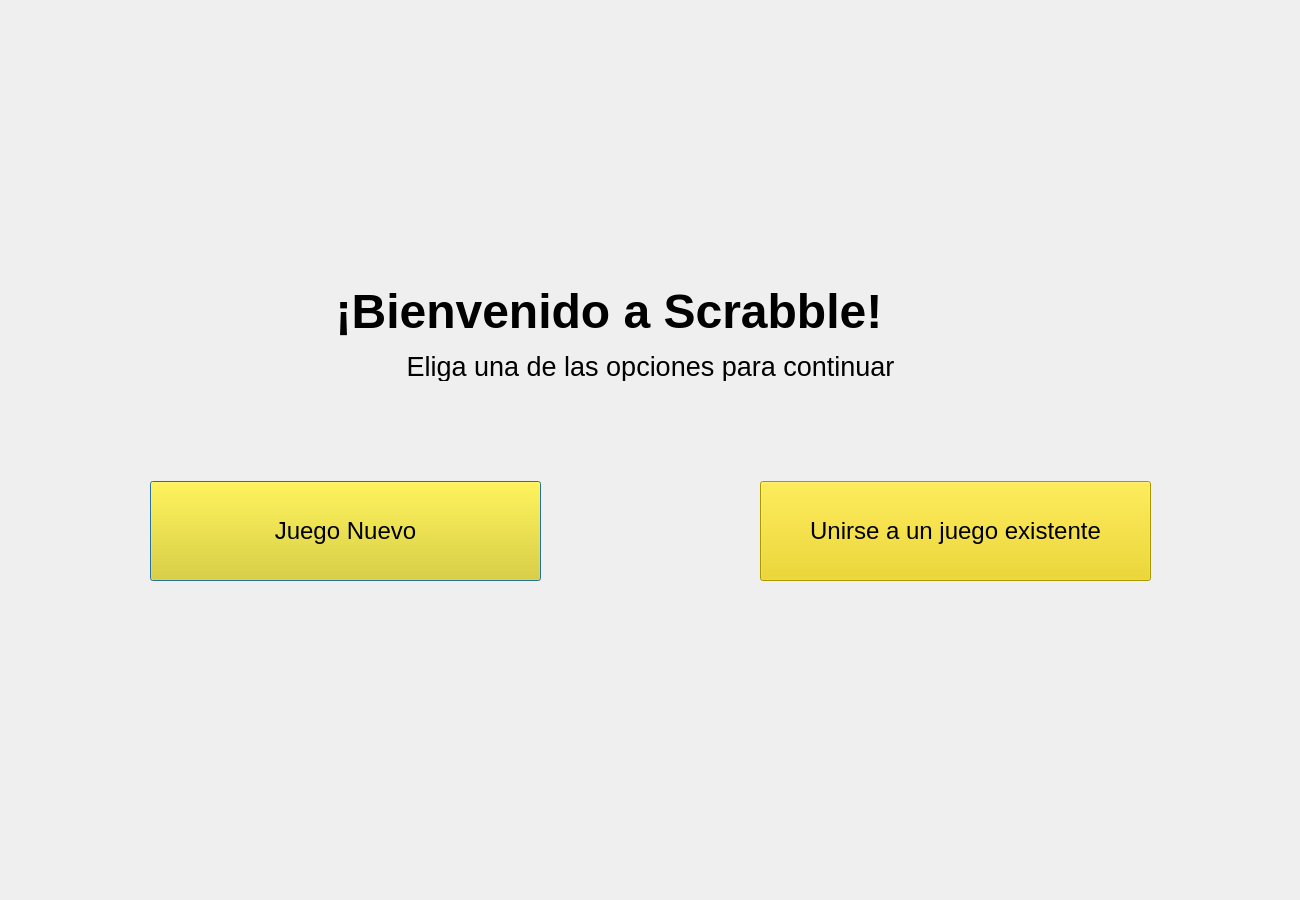
Above: principal/secdialog.ui from CE2103/Proyecto1_Scrabble before the change. Below: the same form after it.
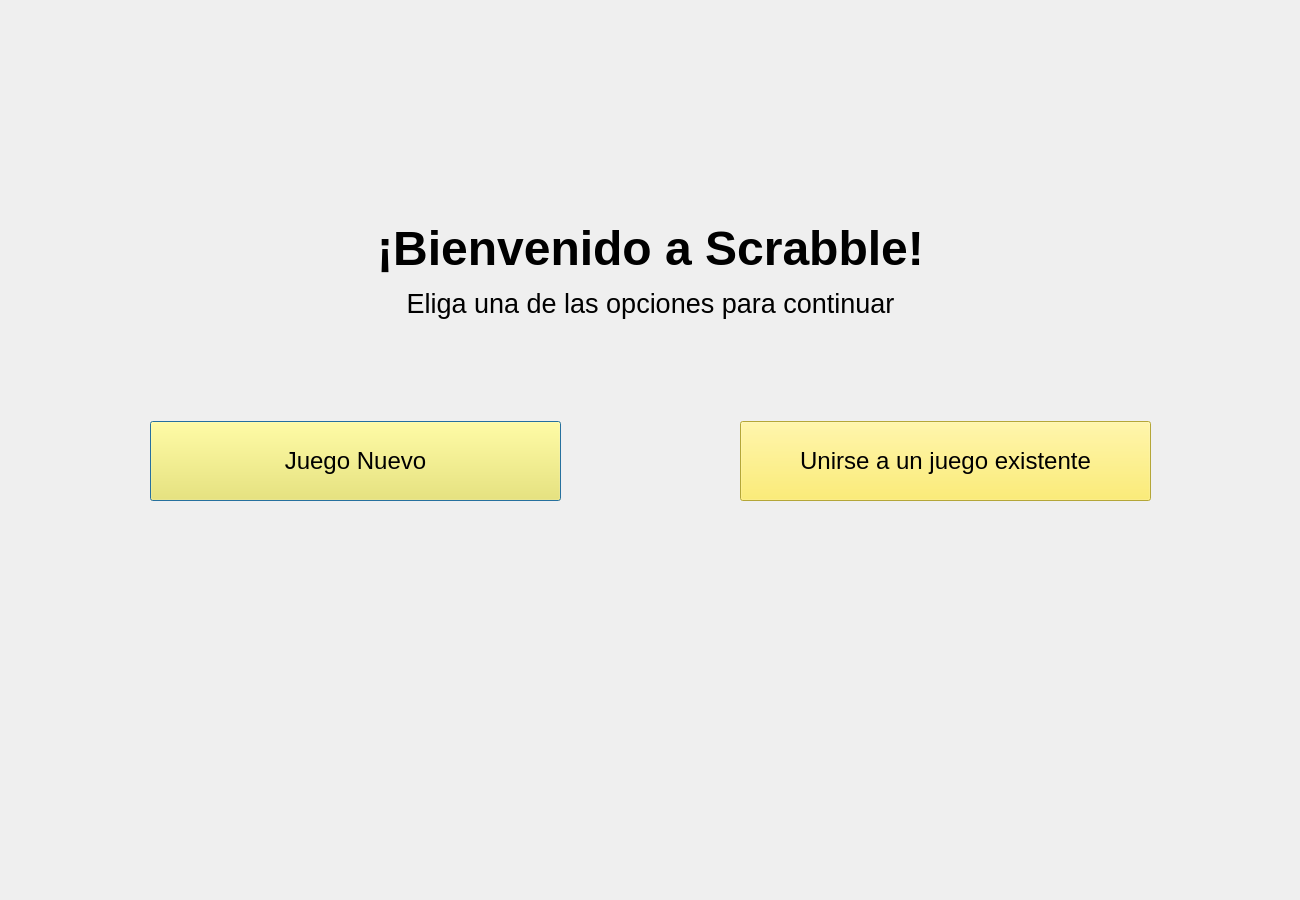
That is the form after the change.

Diff of the .ui file:
```diff
--- a/principal/secdialog.ui
+++ b/principal/secdialog.ui
@@ -17,7 +17,7 @@
             <property name="geometry">
                 <rect>
                     <x>0</x>
-                    <y>480</y>
+     <y>410</y>
                     <width>651</width>
                     <height>102</height>
                 </rect>
@@ -27,14 +27,14 @@
                     <number>150</number>
                 </property>
                 <property name="rightMargin">
-                    <number>110</number>
+     <number>90</number>
                 </property>
                 <item>
                     <widget class="QPushButton" name="NewGameB">
                         <property name="minimumSize">
                             <size>
-                                <width>300</width>
-                                <height>100</height>
+        <width>200</width>
+        <height>80</height>
                             </size>
                         </property>
                         <property name="font">
@@ -43,7 +43,8 @@
                             </font>
                         </property>
                         <property name="styleSheet">
-                            <string notr="true">background-color: rgb(237, 212, 0);
+       <string notr="true">background-color: rgb(252, 233, 79);
+
                             </string>
                         </property>
                         <property name="text">
@@ -57,7 +58,7 @@
             <property name="geometry">
                 <rect>
                     <x>650</x>
-                    <y>480</y>
+     <y>410</y>
                     <width>651</width>
                     <height>102</height>
                 </rect>
@@ -67,7 +68,7 @@
                     <number>0</number>
                 </property>
                 <property name="leftMargin">
-                    <number>110</number>
+     <number>90</number>
                 </property>
                 <property name="rightMargin">
                     <number>150</number>
@@ -76,8 +77,8 @@
                     <widget class="QPushButton" name="JoinGameB">
                         <property name="minimumSize">
                             <size>
-                                <width>300</width>
-                                <height>100</height>
+        <width>200</width>
+        <height>80</height>
                             </size>
                         </property>
                         <property name="font">
@@ -86,7 +87,8 @@
                             </font>
                         </property>
                         <property name="styleSheet">
-                            <string notr="true">background-color: rgb(237, 212, 0);</string>
+       <string notr="true">background-color: rgb(252, 233, 79);
+</string>
                         </property>
                         <property name="text">
                             <string>Unirse a un juego existente</string>
@@ -99,18 +101,18 @@
             <property name="geometry">
                 <rect>
                     <x>250</x>
-                    <y>240</y>
+     <y>200</y>
                     <width>801</width>
                     <height>141</height>
                 </rect>
             </property>
             <property name="text">
                 <string>&lt;!DOCTYPE HTML PUBLIC &quot;-//W3C//DTD HTML 4.0//EN&quot; &quot;http://www.w3.org/TR/REC-html40/strict.dtd&quot;&gt;
-                    &lt;html&gt;&lt;head&gt;&lt;meta name=&quot;qrichtext&quot; content=&quot;1&quot; /&gt;&lt;style type=&quot;text/css&quot;&gt;
-                    p, li { white-space: pre-wrap; }
-                    &lt;/style&gt;&lt;/head&gt;&lt;body style=&quot; font-family:'Ubuntu'; font-size:11pt; font-weight:400; font-style:normal;&quot;&gt;
-                    &lt;p align=&quot;center&quot; style=&quot; margin-top:12px; margin-bottom:12px; margin-left:0px; margin-right:0px; -qt-block-indent:0; text-indent:0px;&quot;&gt;&lt;span style=&quot; font-size:36pt; font-weight:600;&quot;&gt;¡Bienvenido a Scrabble!&lt;/span&gt;&lt;/p&gt;
-                    &lt;p align=&quot;center&quot; style=&quot; margin-top:12px; margin-bottom:12px; margin-left:0px; margin-right:0px; -qt-block-indent:0; text-indent:0px;&quot;&gt;&lt;span style=&quot; font-size:20pt;&quot;&gt;Eliga una de las opciones para continuar&lt;/span&gt;&lt;/p&gt;&lt;/body&gt;&lt;/html&gt;</string>
+&lt;html&gt;&lt;head&gt;&lt;meta name=&quot;qrichtext&quot; content=&quot;1&quot; /&gt;&lt;style type=&quot;text/css&quot;&gt;
+p, li { white-space: pre-wrap; }
+&lt;/style&gt;&lt;/head&gt;&lt;body style=&quot; font-family:'Ubuntu'; font-size:11pt; font-weight:400; font-style:normal;&quot;&gt;
+&lt;p align=&quot;center&quot; style=&quot; margin-top:12px; margin-bottom:12px; margin-left:0px; margin-right:0px; -qt-block-indent:0; text-indent:0px;&quot;&gt;&lt;span style=&quot; font-size:36pt; font-weight:600;&quot;&gt;¡Bienvenido a Scrabble!&lt;/span&gt;&lt;/p&gt;
+&lt;p align=&quot;center&quot; style=&quot; margin-top:12px; margin-bottom:12px; margin-left:0px; margin-right:0px; -qt-block-indent:0; text-indent:0px;&quot;&gt;&lt;span style=&quot; font-size:20pt;&quot;&gt;Eliga una de las opciones para continuar&lt;/span&gt;&lt;/p&gt;&lt;/body&gt;&lt;/html&gt;</string>
             </property>
         </widget>
     </widget>
```
Lines whose indentation alone changed are shown as unchanged.
